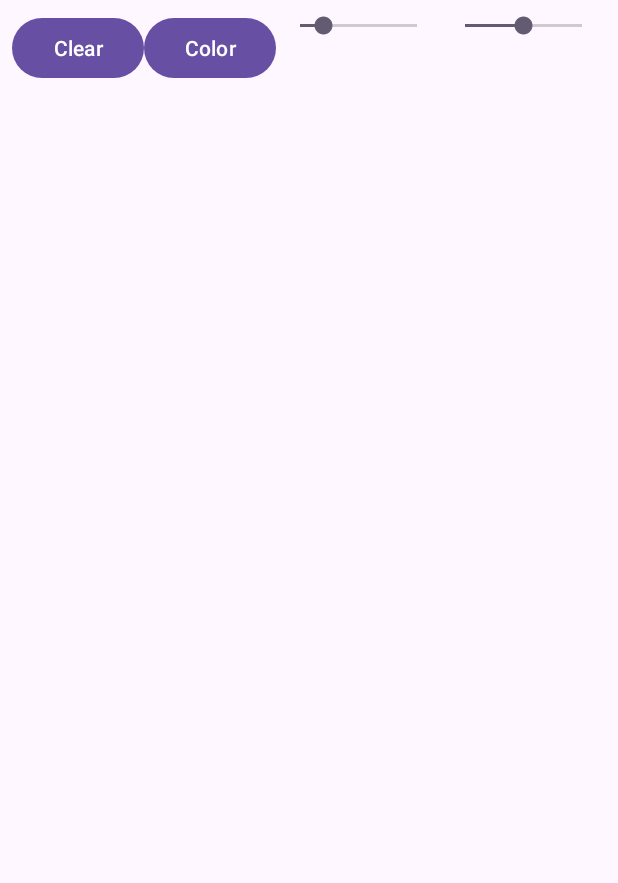
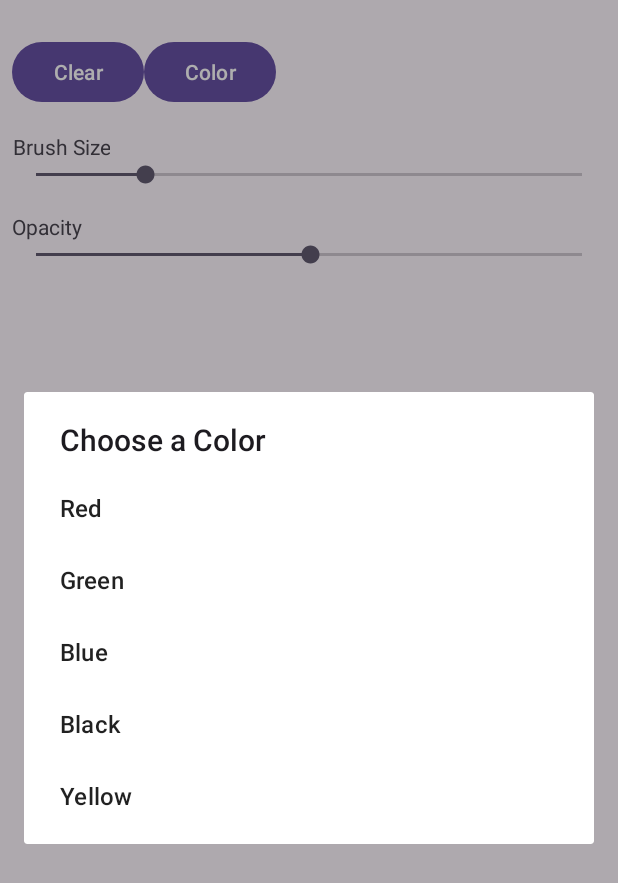
Before and after one commit to mattnadar/CISC682DoodleAssignment, an Android app: the screen it shows after launch (MainActivity), after a tap on "Color", on a phone screen of 412 x 824 dp. Shown: the top 883 px of the screen. Run offline under Robolectric (Android 15) with nearby library versions, the phone set to English and light mode, and no system bars.

Commit message:
Basically full functionality?

```diff
--- a/app/src/main/java/com/example/cisc682doodleassignment/MainActivity.java
+++ b/app/src/main/java/com/example/cisc682doodleassignment/MainActivity.java
@@ -5,6 +5,7 @@ import android.os.Bundle;
 import android.widget.Button;
 import android.widget.SeekBar;
 
+import androidx.appcompat.app.AlertDialog;
 import androidx.appcompat.app.AppCompatActivity;
 
 public class MainActivity extends AppCompatActivity {
@@ -17,12 +18,15 @@ public class MainActivity extends AppCompatActivity {
 
         doodleView = findViewById(R.id.doodleView);
 
+        // Clear Button
         Button clearButton = findViewById(R.id.clearButton);
         clearButton.setOnClickListener(v -> doodleView.clearCanvas());
 
+        // Color Button
         Button colorButton = findViewById(R.id.colorButton);
-        colorButton.setOnClickListener(v -> doodleView.setColor(Color.RED));
+        colorButton.setOnClickListener(v -> showColorPickerDialog());
 
+        // Brush Size SeekBar
         SeekBar brushSizeSeekBar = findViewById(R.id.brushSizeSeekBar);
         brushSizeSeekBar.setOnSeekBarChangeListener(new SeekBar.OnSeekBarChangeListener() {
             @Override
@@ -37,6 +41,7 @@ public class MainActivity extends AppCompatActivity {
             public void onStopTrackingTouch(SeekBar seekBar) { }
         });
 
+        // Opacity SeekBar
         SeekBar opacitySeekBar = findViewById(R.id.opacitySeekBar);
         opacitySeekBar.setOnSeekBarChangeListener(new SeekBar.OnSeekBarChangeListener() {
             @Override
@@ -51,4 +56,19 @@ public class MainActivity extends AppCompatActivity {
             public void onStopTrackingTouch(SeekBar seekBar) { }
         });
     }
+
+    private void showColorPickerDialog() {
+        // Predefined color options
+        String[] colors = {"Red", "Green", "Blue", "Black", "Yellow"};
+        int[] colorValues = {Color.RED, Color.GREEN, Color.BLUE, Color.BLACK, Color.YELLOW};
+
+        // AlertDialog for color selection
+        AlertDialog.Builder builder = new AlertDialog.Builder(this);
+        builder.setTitle("Choose a Color");
+        builder.setItems(colors, (dialog, which) -> {
+            // Set the color based on selection
+            doodleView.setColor(colorValues[which]);
+        });
+        builder.create().show();
+    }
 }
--- a/app/src/main/res/layout/activity_main.xml
+++ b/app/src/main/res/layout/activity_main.xml
@@ -10,7 +10,8 @@
         android:id="@+id/toolPanel"
         android:layout_width="match_parent"
         android:layout_height="wrap_content"
-        android:orientation="horizontal">
+        android:orientation="horizontal"
+        android:layout_marginTop="16dp">
 
         <Button
             android:id="@+id/clearButton"
@@ -24,22 +25,39 @@
             android:layout_height="wrap_content"
             android:text="Color" />
 
+    </LinearLayout>
+
+    <!-- Brush Size Label and SeekBar -->
+    <TextView
+        android:id="@+id/brushSizeLabel"
+        android:layout_width="wrap_content"
+        android:layout_height="wrap_content"
+        android:text="Brush Size"
+        android:layout_marginTop="16dp"
+        android:gravity="center_horizontal" />
+
     <SeekBar
         android:id="@+id/brushSizeSeekBar"
-            android:layout_width="0dp"
+        android:layout_width="match_parent"
         android:layout_height="wrap_content"
-            android:layout_weight="1"
         android:max="50"
         android:progress="10" />
 
+    <!-- Opacity Label and SeekBar -->
+    <TextView
+        android:id="@+id/opacityLabel"
+        android:layout_width="wrap_content"
+        android:layout_height="wrap_content"
+        android:text="Opacity"
+        android:layout_marginTop="16dp"
+        android:gravity="center_horizontal" />
+
     <SeekBar
         android:id="@+id/opacitySeekBar"
-            android:layout_width="0dp"
+        android:layout_width="match_parent"
         android:layout_height="wrap_content"
-            android:layout_weight="1"
         android:max="255"
         android:progress="128" />
-    </LinearLayout>
 
     <!-- Doodle Canvas -->
     <FrameLayout
@@ -47,7 +65,6 @@
         android:layout_height="0dp"
         android:layout_weight="1">
 
-        <!-- Custom DoodleView -->
         <com.example.cisc682doodleassignment.DoodleView
             android:id="@+id/doodleView"
             android:layout_width="match_parent"
```
Lines whose indentation alone changed are shown as unchanged.
